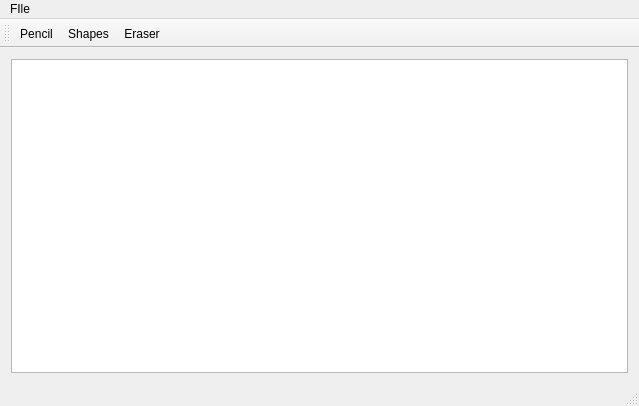
This is src/mainwindow.ui in MATF-RS19/RS024-paint as Qt 5 draws it before an edit. The edited form follows.
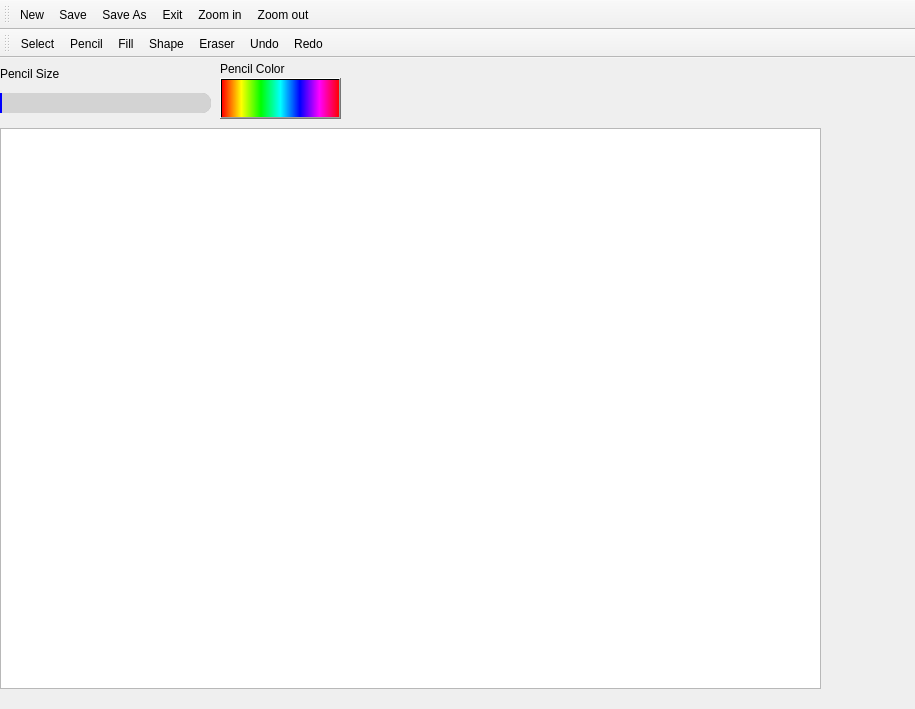
This is the edited form. Icons and pictures are not drawn.

```diff
--- a/src/mainwindow.ui
+++ b/src/mainwindow.ui
@@ -6,75 +6,179 @@
    <rect>
     <x>0</x>
     <y>0</y>
-    <width>639</width>
-    <height>406</height>
+    <width>915</width>
+    <height>709</height>
    </rect>
   </property>
+  <property name="focusPolicy">
+   <enum>Qt::NoFocus</enum>
+  </property>
   <property name="windowTitle">
    <string>MainWindow</string>
   </property>
   <widget class="QWidget" name="centralWidget">
-   <layout class="QVBoxLayout" name="verticalLayout">
-    <item>
-     <widget class="QGraphicsView" name="graphicsView"/>
-    </item>
-   </layout>
-  </widget>
-  <widget class="QMenuBar" name="menuBar">
-   <property name="geometry">
-    <rect>
-     <x>0</x>
-     <y>0</y>
-     <width>639</width>
-     <height>25</height>
-    </rect>
+   <property name="enabled">
+    <bool>true</bool>
    </property>
-   <widget class="QMenu" name="menuFIle">
-    <property name="title">
-     <string>FIle</string>
+   <property name="minimumSize">
+    <size>
+     <width>0</width>
+     <height>0</height>
+    </size>
+   </property>
+   <property name="mouseTracking">
+    <bool>false</bool>
+   </property>
+   <property name="focusPolicy">
+    <enum>Qt::NoFocus</enum>
+   </property>
+   <property name="autoFillBackground">
+    <bool>false</bool>
+   </property>
+   <widget class="QGraphicsView" name="graphicsView">
+    <property name="geometry">
+     <rect>
+      <x>0</x>
+      <y>70</y>
+      <width>821</width>
+      <height>561</height>
+     </rect>
     </property>
-    <addaction name="actionNew"/>
-    <addaction name="actionOpen"/>
-    <addaction name="actionSave"/>
-    <addaction name="actionSave_As"/>
-    <addaction name="actionExit"/>
    </widget>
-   <addaction name="menuFIle"/>
+   <widget class="QSlider" name="horizontalSlider">
+    <property name="geometry">
+     <rect>
+      <x>0</x>
+      <y>20</y>
+      <width>211</width>
+      <height>51</height>
+     </rect>
+    </property>
+    <property name="styleSheet">
+     <string notr="true">QSlider::groove:horizontal {
+border: 1px solid #999999;
+height: 18px;
+
+border-radius: 9px;
+}
+
+QSlider::handle:horizontal {
+width: 18px;
+ background-image: url(:/slider-knob.png)
+}
+
+QSlider::add-page:qlineargradient {
+background: lightgrey;
+border-top-right-radius: 9px;
+border-bottom-right-radius: 9px;
+border-top-left-radius: 0px;
+border-bottom-left-radius: 0px;
+}
+
+QSlider::sub-page:qlineargradient {
+background: blue;
+border-top-right-radius: 0px;
+border-bottom-right-radius: 0px;
+border-top-left-radius: 9px;
+border-bottom-left-radius: 9px;
+}</string>
+    </property>
+    <property name="orientation">
+     <enum>Qt::Horizontal</enum>
+    </property>
+   </widget>
+   <widget class="QPushButton" name="pushButton">
+    <property name="geometry">
+     <rect>
+      <x>220</x>
+      <y>20</y>
+      <width>121</width>
+      <height>41</height>
+     </rect>
+    </property>
+    <property name="styleSheet">
+     <string notr="true">background-color: qlineargradient(spread:pad, x1:0, y1:0, x2:1, y2:0, stop:0 rgba(255, 0, 0, 255), stop:0.166 rgba(255, 255, 0, 255), stop:0.333 rgba(0, 255, 0, 255), stop:0.5 rgba(0, 255, 255, 255), stop:0.666 rgba(0, 0, 255, 255), stop:0.833 rgba(255, 0, 255, 255), stop:1 rgba(255, 0, 0, 255));
+font: 13pt &quot;Ubuntu&quot;;</string>
+    </property>
+    <property name="text">
+     <string/>
+    </property>
+   </widget>
+   <widget class="QLabel" name="label">
+    <property name="geometry">
+     <rect>
+      <x>0</x>
+      <y>0</y>
+      <width>121</width>
+      <height>31</height>
+     </rect>
+    </property>
+    <property name="text">
+     <string>Pencil Size</string>
+    </property>
+   </widget>
+   <widget class="QLabel" name="label_2">
+    <property name="geometry">
+     <rect>
+      <x>220</x>
+      <y>0</y>
+      <width>121</width>
+      <height>21</height>
+     </rect>
+    </property>
+    <property name="text">
+     <string>Pencil Color</string>
+    </property>
+   </widget>
   </widget>
-  <widget class="QToolBar" name="mainToolBar">
+  <widget class="QToolBar" name="toolBar">
+   <property name="windowTitle">
+    <string>toolBar</string>
+   </property>
    <attribute name="toolBarArea">
     <enum>TopToolBarArea</enum>
    </attribute>
    <attribute name="toolBarBreak">
     <bool>false</bool>
    </attribute>
+   <addaction name="actionNew"/>
+   <addaction name="actionSave"/>
+   <addaction name="actionSave_As"/>
+   <addaction name="actionExit"/>
+   <addaction name="actionZoom_in"/>
+   <addaction name="actionZoom_out"/>
+  </widget>
+  <widget class="QToolBar" name="toolBar_2">
+   <property name="windowTitle">
+    <string>toolBar_2</string>
+   </property>
+   <attribute name="toolBarArea">
+    <enum>TopToolBarArea</enum>
+   </attribute>
+   <attribute name="toolBarBreak">
+    <bool>true</bool>
+   </attribute>
+   <addaction name="actionSelect"/>
    <addaction name="actionPencil"/>
-   <addaction name="actionShapes"/>
+   <addaction name="actionFarba"/>
+   <addaction name="actionShape"/>
    <addaction name="actionEraser"/>
+   <addaction name="actionUndo"/>
+   <addaction name="actionRedo"/>
   </widget>
-  <widget class="QStatusBar" name="statusBar"/>
   <action name="actionNew">
    <property name="icon">
     <iconset resource="resources.qrc">
-     <normaloff>:/res/images/new_file.png</normaloff>:/res/images/new_file.png</iconset>
+     <normaloff>:/rec/images/new_file.png</normaloff>:/rec/images/new_file.png</iconset>
    </property>
    <property name="text">
     <string>New</string>
    </property>
   </action>
-  <action name="actionOpen">
-   <property name="icon">
-    <iconset resource="resources.qrc">
-     <normaloff>:/res/images/open_file.png</normaloff>:/res/images/open_file.png</iconset>
-   </property>
-   <property name="text">
-    <string>Open</string>
-   </property>
-  </action>
   <action name="actionSave">
    <property name="icon">
     <iconset resource="resources.qrc">
-     <normaloff>:/res/images/save_transparent.png</normaloff>:/res/images/save_transparent.png</iconset>
+     <normaloff>:/rec/images/save_transparent.png</normaloff>:/rec/images/save_transparent.png</iconset>
    </property>
    <property name="text">
     <string>Save</string>
@@ -83,7 +187,8 @@
   <action name="actionSave_As">
    <property name="icon">
     <iconset resource="resources.qrc">
-     <normaloff>:/res/images/save_transparent.png</normaloff>:/res/images/save_transparent.png</iconset>
+     <normaloff>:/rec/images/save-as.png</normaloff>
+     <selectedon>images/save_transparent.png</selectedon>:/rec/images/save-as.png</iconset>
    </property>
    <property name="text">
     <string>Save As</string>
@@ -92,39 +197,139 @@
   <action name="actionExit">
    <property name="icon">
     <iconset resource="resources.qrc">
-     <normaloff>:/res/images/exit_transparent.png</normaloff>:/res/images/exit_transparent.png</iconset>
+     <normaloff>:/rec/images/transp_exit.png</normaloff>:/rec/images/transp_exit.png</iconset>
    </property>
    <property name="text">
     <string>Exit</string>
    </property>
   </action>
+  <action name="actionUndo">
+   <property name="icon">
+    <iconset resource="resources.qrc">
+     <normaloff>:/rec/images/undo-6.png</normaloff>:/rec/images/undo-6.png</iconset>
+   </property>
+   <property name="text">
+    <string>Undo</string>
+   </property>
+  </action>
+  <action name="actionRedo">
+   <property name="icon">
+    <iconset resource="resources.qrc">
+     <normaloff>:/rec/images/redo-6.png</normaloff>:/rec/images/redo-6.png</iconset>
+   </property>
+   <property name="text">
+    <string>Redo</string>
+   </property>
+  </action>
   <action name="actionPencil">
    <property name="icon">
     <iconset resource="resources.qrc">
-     <normaloff>:/res/images/pencil.jpg</normaloff>:/res/images/pencil.jpg</iconset>
+     <normaloff>:/rec/images/Pencil-icon.png</normaloff>:/rec/images/Pencil-icon.png</iconset>
    </property>
    <property name="text">
     <string>Pencil</string>
    </property>
   </action>
-  <action name="actionShapes">
+  <action name="actionShape">
    <property name="icon">
     <iconset resource="resources.qrc">
-     <normaloff>:/res/images/shapes.png</normaloff>:/res/images/shapes.png</iconset>
+     <normaloff>:/rec/images/insert-shapes-512.png</normaloff>:/rec/images/insert-shapes-512.png</iconset>
    </property>
    <property name="text">
-    <string>Shapes</string>
+    <string>Shape</string>
+   </property>
+  </action>
+  <action name="actionSelect">
+   <property name="enabled">
+    <bool>true</bool>
+   </property>
+   <property name="icon">
+    <iconset resource="resources.qrc">
+     <normaloff>:/rec/images/Cursor-Select-icon.png</normaloff>:/rec/images/Cursor-Select-icon.png</iconset>
+   </property>
+   <property name="text">
+    <string>Select</string>
+   </property>
+   <property name="font">
+    <font/>
    </property>
   </action>
   <action name="actionEraser">
    <property name="icon">
     <iconset resource="resources.qrc">
-     <normaloff>:/res/images/eraser_transparent.png</normaloff>:/res/images/eraser_transparent.png</iconset>
+     <normaloff>:/rec/images/eraser-icon-14.png</normaloff>:/rec/images/eraser-icon-14.png</iconset>
    </property>
    <property name="text">
     <string>Eraser</string>
    </property>
   </action>
+  <action name="actionLayer_1">
+   <property name="text">
+    <string>Layer 1</string>
+   </property>
+   <property name="font">
+    <font>
+     <pointsize>12</pointsize>
+    </font>
+   </property>
+  </action>
+  <action name="actionLayer_2">
+   <property name="text">
+    <string>Layer  2</string>
+   </property>
+   <property name="font">
+    <font>
+     <pointsize>13</pointsize>
+    </font>
+   </property>
+  </action>
+  <action name="actionLayer_3">
+   <property name="text">
+    <string>Layer 3</string>
+   </property>
+   <property name="font">
+    <font>
+     <pointsize>13</pointsize>
+    </font>
+   </property>
+  </action>
+  <action name="actionLayer_4">
+   <property name="text">
+    <string>Layer 4</string>
+   </property>
+   <property name="font">
+    <font>
+     <pointsize>13</pointsize>
+    </font>
+   </property>
+  </action>
+  <action name="actionFarba">
+   <property name="icon">
+    <iconset resource="resources.qrc">
+     <normaloff>:/rec/images/Fill.png</normaloff>:/rec/images/Fill.png</iconset>
+   </property>
+   <property name="text">
+    <string>Fill</string>
+   </property>
+  </action>
+  <action name="actionZoom_in">
+   <property name="icon">
+    <iconset resource="resources.qrc">
+     <normaloff>:/rec/images/zoom-in.png</normaloff>:/rec/images/zoom-in.png</iconset>
+   </property>
+   <property name="text">
+    <string>Zoom in</string>
+   </property>
+  </action>
+  <action name="actionZoom_out">
+   <property name="icon">
+    <iconset resource="resources.qrc">
+     <normaloff>:/rec/images/zoom-out.png</normaloff>:/rec/images/zoom-out.png</iconset>
+   </property>
+   <property name="text">
+    <string>Zoom out</string>
+   </property>
+  </action>
  </widget>
  <layoutdefault spacing="6" margin="11"/>
  <resources>
```
